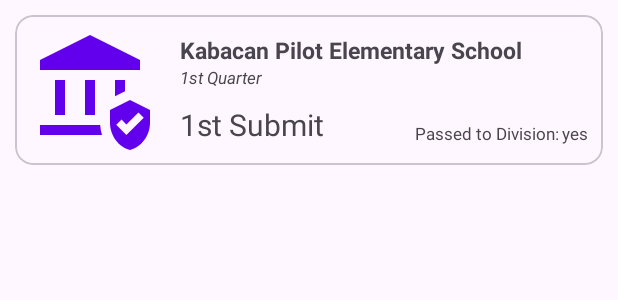
After one commit to jayzero2013/ADAS-Submission-App, an Android app: the layout recycler_old_data.xml on its own in the app's theme, with its tools: preview values and no code run, on a phone screen of 412 x 824 dp. The commit adds this screen. Shown: the top 300 px of the screen. Run offline under Robolectric (Android 15) with nearby library versions, the phone set to English and light mode, and no system bars.

Commit message:
•added: when scanned and detect a previous record based on schoolname it will generate a recyclerview inside a dialog.. it will let the user choose what record will reflect

```diff
--- /dev/null
+++ b/app/src/main/res/drawable/institution.xml
@@ -0,0 +1,10 @@
+<vector android:height="24dp" android:tint="#000000"
+    android:viewportHeight="24" android:viewportWidth="24"
+    android:width="24dp" xmlns:android="http://schemas.android.com/apk/res/android">
+    <path android:fillColor="@android:color/white" android:pathData="M5,10h2v7h-2z"/>
+    <path android:fillColor="@android:color/white" android:pathData="M11,10h2v7h-2z"/>
+    <path android:fillColor="@android:color/white" android:pathData="M22,6l-10,-5l-10,5l0,2l20,0z"/>
+    <path android:fillColor="@android:color/white" android:pathData="M2,19v2h12.4c-0.21,-0.64 -0.32,-1.31 -0.36,-2H2z"/>
+    <path android:fillColor="@android:color/white" android:pathData="M19,12.26l0,-2.26l-2,0l0,3.26z"/>
+    <path android:fillColor="@android:color/white" android:pathData="M20,14l-4,2v2.55c0,2.52 1.71,4.88 4,5.45c2.29,-0.57 4,-2.93 4,-5.45V16L20,14zM19.28,21l-2.03,-2.03l1.06,-1.06l0.97,0.97l2.41,-2.38l1.06,1.06L19.28,21z"/>
+</vector>
--- a/app/src/main/res/layout/activity_main.xml
+++ b/app/src/main/res/layout/activity_main.xml
@@ -31,6 +31,7 @@
         app:layout_constraintStart_toStartOf="parent" />
 
     <com.google.android.material.bottomnavigation.BottomNavigationView
+        style="@style/Widget.App.BottomNavigationView"
         android:id="@+id/navBar"
         android:layout_width="0dp"
         android:layout_height="wrap_content"
--- /dev/null
+++ b/app/src/main/res/layout/recycler_old_data.xml
@@ -0,0 +1,86 @@
+<?xml version="1.0" encoding="utf-8"?>
+<com.google.android.material.card.MaterialCardView xmlns:android="http://schemas.android.com/apk/res/android"
+    xmlns:tools="http://schemas.android.com/tools"
+    android:layout_width="match_parent"
+    android:layout_height="wrap_content"
+    xmlns:app="http://schemas.android.com/apk/res-auto"
+    android:layout_margin="10dp"
+    android:orientation="horizontal">
+
+    <LinearLayout
+        android:layout_width="match_parent"
+        android:layout_height="wrap_content"
+        android:orientation="horizontal"
+        android:padding="10dp"
+        android:gravity="center_vertical">
+
+        <ImageView
+            android:layout_width="80dp"
+            android:layout_height="80dp"
+            android:layout_marginEnd="20dp"
+            app:tint="@color/design_default_color_primary"
+            android:src="@drawable/institution"
+            android:contentDescription="@string/just_a_decorative_image"/>
+
+        <LinearLayout
+            android:layout_width="match_parent"
+            android:layout_height="wrap_content"
+            android:orientation="vertical"
+            >
+
+            <TextView
+                android:id="@+id/recycler_sch_name"
+                android:layout_width="match_parent"
+                android:layout_height="wrap_content"
+                tools:text="Kabacan Pilot Elementary School"
+                android:textStyle="bold"
+                android:textSize="15sp"/>
+            <TextView
+                android:id="@+id/recycler_lr_type"
+                android:layout_width="match_parent"
+                android:layout_height="wrap_content"
+                tools:text="1st Quarter"
+                android:textStyle="italic"
+                android:textSize="11sp"/>
+
+            <LinearLayout
+                android:layout_width="match_parent"
+                android:layout_height="wrap_content"
+                android:orientation="horizontal"
+                android:layout_marginTop="10dp">
+                <TextView
+                    android:id="@+id/recycler_times_submit"
+                    android:layout_width="wrap_content"
+                    android:layout_height="wrap_content"
+                    tools:text="1st Submit"
+                    android:textSize="20sp"/>
+
+                <LinearLayout
+                    android:layout_width="match_parent"
+                    android:layout_height="match_parent"
+                    android:orientation="horizontal"
+                    android:gravity="end">
+                    <TextView
+                        android:layout_width="wrap_content"
+                        android:layout_height="match_parent"
+                        android:text="@string/passed_to_division"
+                        android:textSize="11sp"
+                        android:gravity="bottom"/>
+
+                    <TextView
+                        android:id="@+id/recycler_div_status"
+                        android:layout_width="wrap_content"
+                        android:layout_height="match_parent"
+                        tools:text="yes"
+                        android:layout_marginStart="2dp"
+                        android:textSize="11sp"
+                        android:gravity="bottom"/>
+                </LinearLayout>
+            </LinearLayout>
+
+        </LinearLayout>
+
+    </LinearLayout>
+
+
+</com.google.android.material.card.MaterialCardView>
--- a/app/src/main/res/values/colors.xml
+++ b/app/src/main/res/values/colors.xml
@@ -8,4 +8,5 @@
     <color name="black">#FF000000</color>
     <color name="white">#FFFFFFFF</color>
     <color name="neutral">#969696</color>
+    <color name="very_light_white">#F7E6E5</color>
 </resources>
--- a/app/src/main/res/values/strings.xml
+++ b/app/src/main/res/values/strings.xml
@@ -47,6 +47,9 @@
     <string name="_3rd">3rd</string>
     <string name="_4th">4th</string>
     <string name="additional">Additional</string>
+    <string name="passed_to_division">Passed to Division:</string>
+    <string name="old_data">old_data</string>
+    <string name="just_a_decorative_image">just a decorative image</string>
 
     <string-array name="lr_types">
         <item>1st Quarter</item>
```
Also changed, not shown: app/src/main/java/com/jehubasa/adassubmissionlog/QrGenDataBaseHelper.kt (+25 -22 lines), app/src/main/java/com/jehubasa/adassubmissionlog/RecyclerAdapterQrScan.kt (added, +46 -0 lines), app/src/main/java/com/jehubasa/adassubmissionlog/data/SubmissionDataClass.kt (+45 -2 lines), app/src/main/java/com/jehubasa/adassubmissionlog/dialog/QrScanDialogFragment.kt (added, +61 -0 lines), app/src/main/java/com/jehubasa/adassubmissionlog/fragments/QrScanFragment.kt (+97 -20 lines), app/src/main/res/layout/fragment_dialog_scan_qr.xml (added, +11 -0 lines), app/src/main/res/layout/fragment_qr_scan.xml (+23 -37 lines), app/src/main/res/values/themes.xml (+12 -0 lines).
